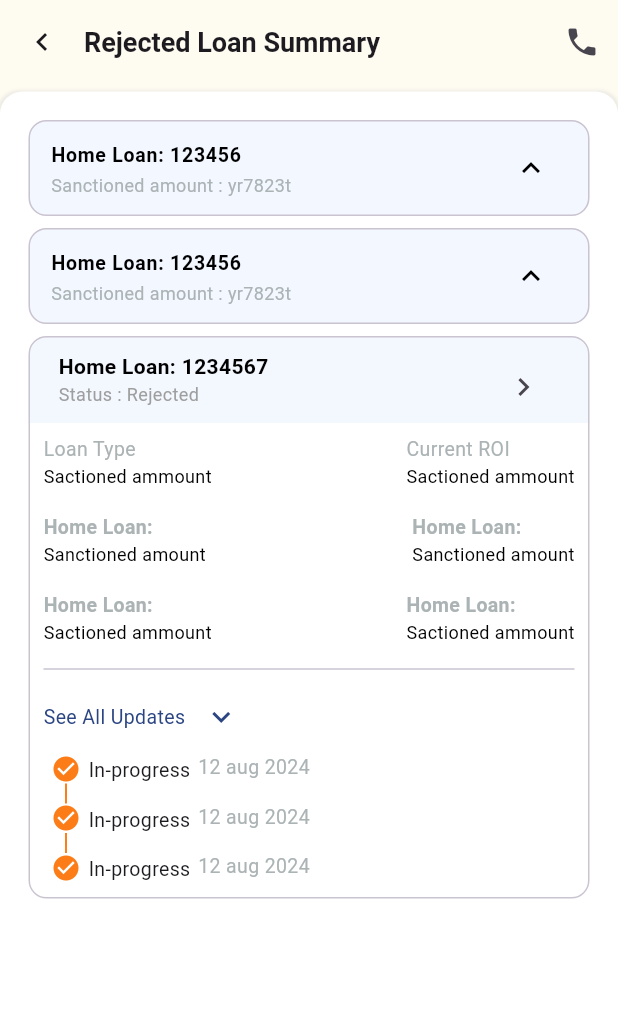
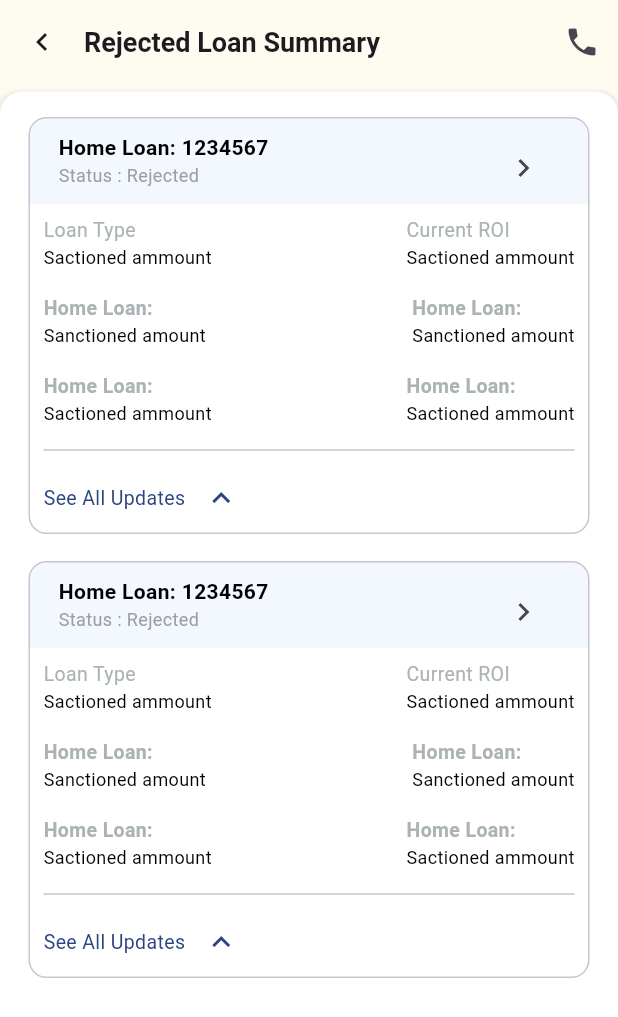
Before and after one commit to mallikaroy14/flutter-application, a Flutter app: the RejectedLoanSummaryScreen screen opened by its route, on a phone screen of 412 x 824 dp. Shown: the top 1017 px of the screen. Run offline on Flutter 3.47's test engine with Material 3 defaults, Android fonts, the phone set to English and light mode, and no system bars; our stand-ins replace flutter_screenutil, geocoding, geolocator, get, image_picker and 3 more; missing offline and left inert: dart:ffi; accounts and stored records are empty.

Commit message:
added rejected loan summary screen with expandable widget

```diff
--- a/lib/screens/new_request/view/create_new_request.dart
+++ b/lib/screens/new_request/view/create_new_request.dart
@@ -456,6 +456,7 @@ void customSnackBar(message, icon) {
 
 AppBar appBarWidget(BuildContext context, title) {
   return AppBar(
+    scrolledUnderElevation: 0,
     backgroundColor: AppColors.appBarColor,
     titleSpacing: 0,
     title: Text( title,
--- a/lib/screens/rejected_loan_summary/controller/rejected_loan_summary_controller.dart
+++ b/lib/screens/rejected_loan_summary/controller/rejected_loan_summary_controller.dart
@@ -5,6 +5,7 @@ class RejectedLoanSummaryController extends SuperController {
 
   final ExpansionTileController expandController = ExpansionTileController();
   final customTileExpanded = false.obs;
+  final isExpanded = false.obs;
 
   @override
   void onDetached() {}
--- a/lib/screens/rejected_loan_summary/view/rejected_loan_summary_screen.dart
+++ b/lib/screens/rejected_loan_summary/view/rejected_loan_summary_screen.dart
@@ -1,10 +1,10 @@
 import 'package:feburary_flutter/customUtility/custom_time_line.dart';
 import 'package:feburary_flutter/screens/new_request/view/create_new_request.dart';
-import 'package:feburary_flutter/screens/rejected_loan_summary/controller/rejected_loan_summary_controller.dart';
 import 'package:flutter/material.dart';
 import 'package:get/get.dart';
 
 import '../../../theme/app_colors.dart';
+import '../controller/rejected_loan_summary_controller.dart';
 
 class RejectedLoanSummaryScreen extends GetView<RejectedLoanSummaryController> {
   const RejectedLoanSummaryScreen({super.key});
@@ -34,8 +34,10 @@ class RejectedLoanSummaryScreen extends GetView<RejectedLoanSummaryController> {
                   borderRadius: const BorderRadius.only(
                       topLeft: Radius.circular(15),
                       topRight: Radius.circular(15))),
+              child: SingleChildScrollView(
+                child: Expanded(
                   child: Container(
-                margin: const EdgeInsets.symmetric(horizontal: 15, vertical: 15),
+                    margin: const EdgeInsets.symmetric(horizontal: 15, vertical: 8),
                     color: AppColors.whiteColor,
                     child: Column(
                       children: [
@@ -44,90 +46,11 @@ class RejectedLoanSummaryScreen extends GetView<RejectedLoanSummaryController> {
                             shrinkWrap: true,
                             physics: ScrollPhysics(),
                             itemBuilder: (context, index) {
-                          return SizedBox(
+                              return Padding(
+                                padding: const EdgeInsets.symmetric(vertical: 5),
+                                child: SizedBox(
                                   width: double.infinity,
                                   child: Card.outlined(
-                              child: Container(
-                                decoration: const BoxDecoration(
-                                    borderRadius:
-                                        BorderRadius.all(Radius.circular(5))),
-                                child: Column(
-                                  children: [
-                                    Obx(
-                                      () => ExpansionTile(
-                                        // controller: controller.expandController,
-                                        collapsedShape:
-                                            const ContinuousRectangleBorder(
-                                          borderRadius: BorderRadius.all(
-                                            Radius.circular(30),
-                                          ),
-                                        ),
-                                        shape: const ContinuousRectangleBorder(
-                                            borderRadius: BorderRadius.all(
-                                                Radius.circular(30))),
-                                        expandedCrossAxisAlignment:
-                                            CrossAxisAlignment.start,
-                                        dense: true,
-                                        childrenPadding:
-                                            const EdgeInsets.symmetric(
-                                                horizontal: 15),
-                                        tilePadding: const EdgeInsets.symmetric(
-                                            horizontal: 15),
-                                        iconColor: Colors.black,
-                                        backgroundColor: AppColors.whiteColor,
-                                        collapsedIconColor: Colors.black,
-                                        collapsedBackgroundColor:
-                                            AppColors.lightBlueColor,
-                                        title: const Text(
-                                          "Home Loan: 123456",
-                                          style: TextStyle(
-                                              fontWeight: FontWeight.bold,
-                                              color: AppColors.blackColor,
-                                              fontSize: 13),
-                                        ),
-                                        subtitle: const Text(
-                                          "Sanctioned amount : yr7823t",
-                                          style: TextStyle(
-                                              fontWeight: FontWeight.normal,
-                                              color: AppColors.grayColor,
-                                              fontSize: 12),
-                                        ),
-                                        onExpansionChanged: (bool expand) {
-                                          controller.customTileExpanded.value =
-                                              expand;
-                                        },
-                                        trailing: Row(
-                                          mainAxisSize: MainAxisSize.min,
-                                          children: [
-                                            IconButton(
-                                                onPressed: () {
-                                                  if (controller
-                                                      .expandController
-                                                      .isExpanded) {
-                                                    controller.expandController
-                                                        .collapse();
-                                                  } else {
-                                                    controller.expandController
-                                                        .expand();
-                                                  }
-                                                },
-                                                icon: Icon(controller
-                                                        .customTileExpanded
-                                                        .isTrue
-                                                    ? Icons.expand_more
-                                                    : Icons.expand_less)),
-                                          ],
-                                        ),
-                                        children: [expandedWidget()],
-                                      ),
-                                    ),
-                                  ],
-                                ),
-                              ),
-                            ),
-                          );
-                        }),
-                    Card.outlined(
                                     color: Colors.white,
                                     child: SizedBox(
                                       width: double.infinity,
@@ -177,12 +100,17 @@ class RejectedLoanSummaryScreen extends GetView<RejectedLoanSummaryController> {
                                               ),
                                             ),
                                           ),
-                            expandedWidget()
+                                         Obx(()=> expandedWidget())
                                         ],
                                       ),
                                     ),
                                   ),
+                                ),
+                              );
+                            }),
                       ],
+                    ),
+                  ),
                 ),
               ),
             ),
@@ -347,7 +275,11 @@ class RejectedLoanSummaryScreen extends GetView<RejectedLoanSummaryController> {
             ),
           ),
           const Divider(),
-          Row(
+          InkWell(
+            onTap: (){
+              controller.isExpanded.value = ! controller.isExpanded.value;
+            },
+            child: Row(
               children: [
                 const Text("See All Updates",
                     style: TextStyle(
@@ -356,15 +288,26 @@ class RejectedLoanSummaryScreen extends GetView<RejectedLoanSummaryController> {
                         fontWeight: FontWeight.normal)),
                 IconButton(
                   padding: EdgeInsets.zero,
-                onPressed: () {},
-                icon: Icon(
-                  Icons.keyboard_arrow_down_sharp,
+                  onPressed: () {
+                    controller.isExpanded.value = ! controller.isExpanded.value;
+                    },
+                  icon:  Icon(
+                  controller.isExpanded.value ? Icons.keyboard_arrow_down_sharp : Icons.expand_less,
                     color: AppColors.primaryColor,
                   ),
                 )
               ],
             ),
-          Column(
+          ),
+          if(controller.isExpanded.value)
+            expandableWidgetSeeAllUpdates()
+        ],
+      ),
+    );
+  }
+
+  Column expandableWidgetSeeAllUpdates() {
+    return Column(
           children: [
             Timeline(
                 padding: EdgeInsets.zero,
@@ -397,9 +340,6 @@ class RejectedLoanSummaryScreen extends GetView<RejectedLoanSummaryController> {
                         ))),
             const SizedBox(height: 10),
           ],
-          )
-        ],
-      ),
         );
   }
 }
```
Also changed, not shown: lib/screens/expandableWidget.dart (+106 -0 lines). Lines whose indentation alone changed are shown as unchanged.
